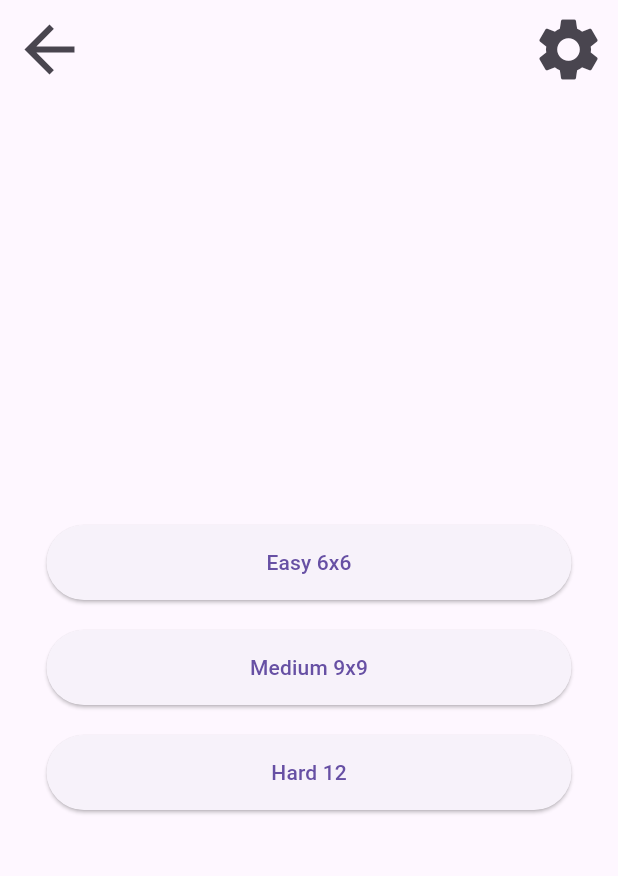
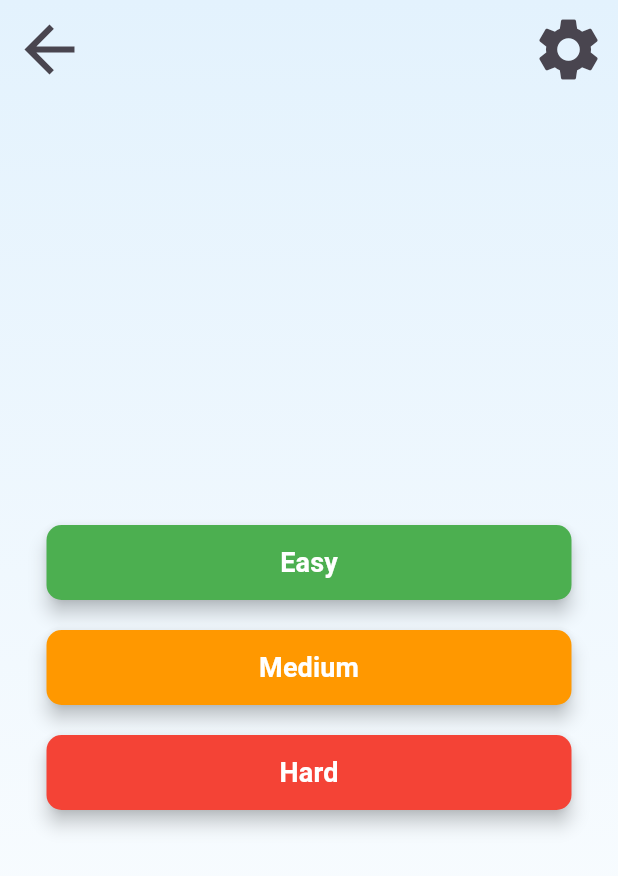
Before and after one commit to SinPhourivath/sudoku-mobile, a Flutter app: the screen it shows after launch, after a tap on "Start Game", on a phone screen of 412 x 824 dp. Shown: the top 876 px of the screen. Run offline on Flutter 3.47's test engine with Material 3 defaults, Android fonts, the phone set to English and light mode, and no system bars.

Commit message:
Add theme and desgin for start and difficulty screen

```diff
--- a/lib/main.dart
+++ b/lib/main.dart
@@ -23,8 +23,22 @@
     return MaterialApp(
       debugShowCheckedModeBanner: false,
       title: 'Sudoku Game',
-      theme: ThemeData.light(),
-      darkTheme: ThemeData.dark(),
+      theme: ThemeData.light().copyWith(
+        primaryColor: Colors.blue,
+        elevatedButtonTheme: ElevatedButtonThemeData(
+          style: ElevatedButton.styleFrom(
+            foregroundColor: Colors.white,
+          ),
+        ),
+      ),
+      darkTheme: ThemeData.dark().copyWith(
+        primaryColor: Colors.blue,
+        elevatedButtonTheme: ElevatedButtonThemeData(
+          style: ElevatedButton.styleFrom(
+            foregroundColor: Colors.white,
+          ),
+        ),
+      ),
       themeMode: themeNotifier.themeMode,
       home: const StartScreen(),
     );
--- a/lib/screens/difficulity_screen.dart
+++ b/lib/screens/difficulity_screen.dart
@@ -1,4 +1,5 @@
 import 'package:flutter/material.dart';
+import 'package:sudoku/widgets/button.dart';
 import 'package:sudoku/widgets/topbar.dart';
 
 import '../models/difficulity_model.dart';
@@ -9,8 +10,20 @@ class DifficulityScreen extends StatelessWidget {
 
   @override
   Widget build(BuildContext context) {
+    final isDarkMode = Theme.of(context).brightness == Brightness.dark;
+
     return Scaffold(
-      body: Center(
+      body: Container(
+        decoration: BoxDecoration(
+          gradient: LinearGradient(
+            begin: Alignment.topCenter,
+            end: Alignment.bottomCenter,
+            colors: isDarkMode
+                ? [Colors.grey[900]!, Colors.black]
+                : [Colors.blue[50]!, Colors.white],
+          ),
+        ),
+        child: Center(
           child: Column(
             children: [
               TopBar(),
@@ -18,10 +31,9 @@ class DifficulityScreen extends StatelessWidget {
                 child: Column(
                   mainAxisAlignment: MainAxisAlignment.center,
                   children: [
-                  SizedBox(
-                    width: 350,
-                    height: 50,
-                    child: ElevatedButton(
+                    GameButton(
+                        text: "Easy",
+                        backgroundColor: Colors.green,
                         onPressed: () {
                           Navigator.push(
                               context,
@@ -29,15 +41,11 @@ class DifficulityScreen extends StatelessWidget {
                                 builder: (context) =>
                                     GameScreen(difficulity: Difficulty.easy),
                               ));
-                      },
-                      child: Text('Easy 6x6'),
-                    ),
-                  ),
+                        }),
                     SizedBox(height: 20),
-                  SizedBox(
-                    width: 350,
-                    height: 50,
-                    child: ElevatedButton(
+                    GameButton(
+                        text: "Medium",
+                        backgroundColor: Colors.orange,
                         onPressed: () {
                           Navigator.push(
                               context,
@@ -45,15 +53,11 @@ class DifficulityScreen extends StatelessWidget {
                                 builder: (context) =>
                                     GameScreen(difficulity: Difficulty.medium),
                               ));
-                      },
-                      child: Text('Medium 9x9'),
-                    ),
-                  ),
+                        }),
                     SizedBox(height: 20),
-                  SizedBox(
-                    width: 350,
-                    height: 50,
-                    child: ElevatedButton(
+                    GameButton(
+                        text: "Hard",
+                        backgroundColor: Colors.red,
                         onPressed: () {
                           Navigator.push(
                               context,
@@ -61,16 +65,14 @@ class DifficulityScreen extends StatelessWidget {
                                 builder: (context) =>
                                     GameScreen(difficulity: Difficulty.hard),
                               ));
-                      },
-                      child: Text('Hard 12'),
-                    ),
-                  ),
+                        }),
                   ],
                 ),
               ),
             ],
           ),
         ),
+      ),
     );
   }
 }
--- a/lib/screens/start_screen.dart
+++ b/lib/screens/start_screen.dart
@@ -1,5 +1,7 @@
 import 'package:flutter/material.dart';
 import 'package:flutter/services.dart';
+
+import '../widgets/button.dart';
 import '../screens/difficulity_screen.dart';
 import '../screens/setting_screen.dart';
 
@@ -8,8 +10,20 @@ class StartScreen extends StatelessWidget {
 
   @override
   Widget build(BuildContext context) {
+    final isDarkMode = Theme.of(context).brightness == Brightness.dark;
+
     return Scaffold(
-      body: Center(
+      body: Container(
+        decoration: BoxDecoration(
+          gradient: LinearGradient(
+            begin: Alignment.topCenter,
+            end: Alignment.bottomCenter,
+            colors: isDarkMode
+                ? [Colors.grey[900]!, Colors.black]
+                : [Colors.blue[50]!, Colors.white],
+          ),
+        ),
+        child: Center(
           child: Column(
             children: [
               Align(
@@ -31,15 +45,12 @@ class StartScreen extends StatelessWidget {
                     Image(
                       image: AssetImage('assets/images/nobg_logo.png'),
                       width: 200,
+                      color: isDarkMode ? Colors.white : null,
                     ),
                     SizedBox(height: 50),
-                  Material(
-                    color: Colors.blue,
-                    elevation: 5,
-                    borderRadius: BorderRadius.circular(10),
-                    child: MaterialButton(
-                        minWidth: 350,
-                        height: 50,
+                    GameButton(
+                        text: 'Start Game',
+                        backgroundColor: Colors.blue,
                         onPressed: () {
                           Navigator.push(
                             context,
@@ -47,26 +58,22 @@ class StartScreen extends StatelessWidget {
                               builder: (context) => DifficulityScreen(),
                             ),
                           );
-                        },
-                        child: Text('Start Game')),
-                  ),
+                        }),
                     SizedBox(height: 20),
-                  SizedBox(
-                    width: 350,
-                    height: 50,
-                    child: ElevatedButton(
+                    GameButton(
+                      text: 'Exit Game',
+                      backgroundColor: Colors.red,
                       onPressed: () {
                         SystemNavigator.pop();
                       },
-                      child: Text('Exit Game'),
-                    ),
-                  ),
+                    )
                   ],
                 ),
               ),
             ],
           ),
         ),
+      ),
     );
   }
 }
--- /dev/null
+++ b/lib/widgets/button.dart
@@ -0,0 +1,44 @@
+import 'package:flutter/material.dart';
+
+class GameButton extends StatelessWidget {
+  final String text;
+  final VoidCallback onPressed;
+  final Color? backgroundColor;
+  final double width;
+  final double height;
+
+  const GameButton({
+    super.key,
+    required this.text,
+    required this.onPressed,
+    this.backgroundColor,
+    this.width = 350,
+    this.height = 50,
+  });
+
+  @override
+  Widget build(BuildContext context) {
+    return SizedBox(
+      width: width,
+      height: height,
+      child: ElevatedButton(
+        style: ElevatedButton.styleFrom(
+          foregroundColor: Colors.white,
+          backgroundColor: backgroundColor ?? Theme.of(context).primaryColor,
+          elevation: 5,
+          shape: RoundedRectangleBorder(
+            borderRadius: BorderRadius.circular(10),
+          ),
+        ),
+        onPressed: onPressed,
+        child: Text(
+          text,
+          style: const TextStyle(
+            fontSize: 18,
+            fontWeight: FontWeight.bold,
+          ),
+        ),
+      ),
+    );
+  }
+}
```
Lines whose indentation alone changed are shown as unchanged.
